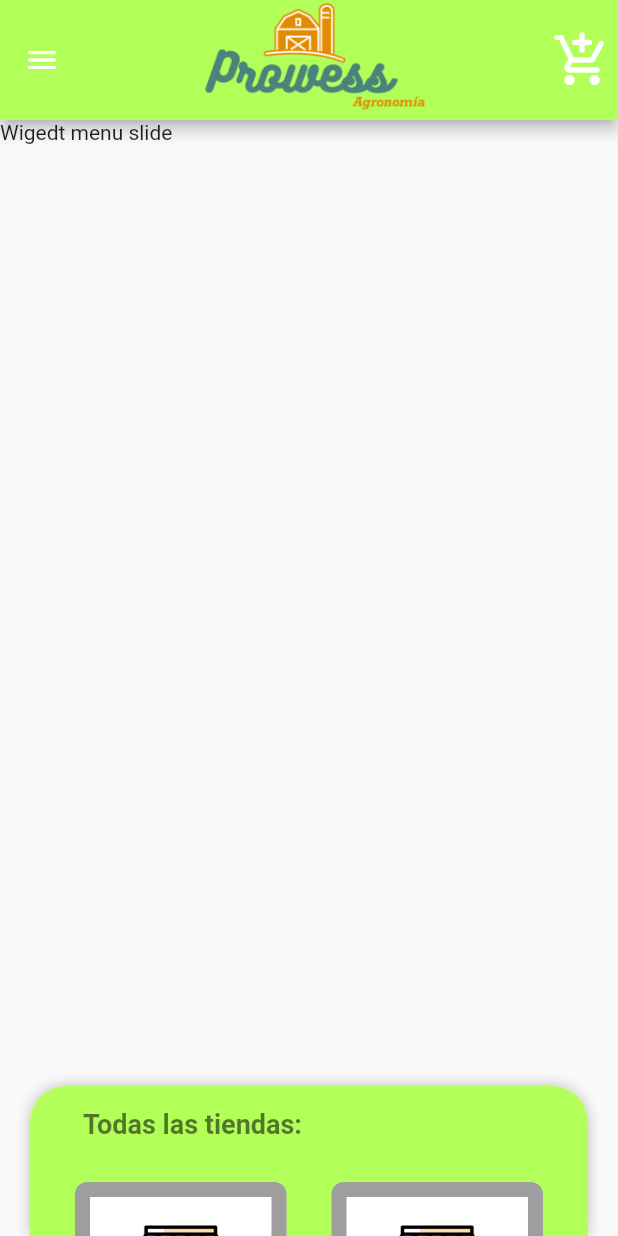
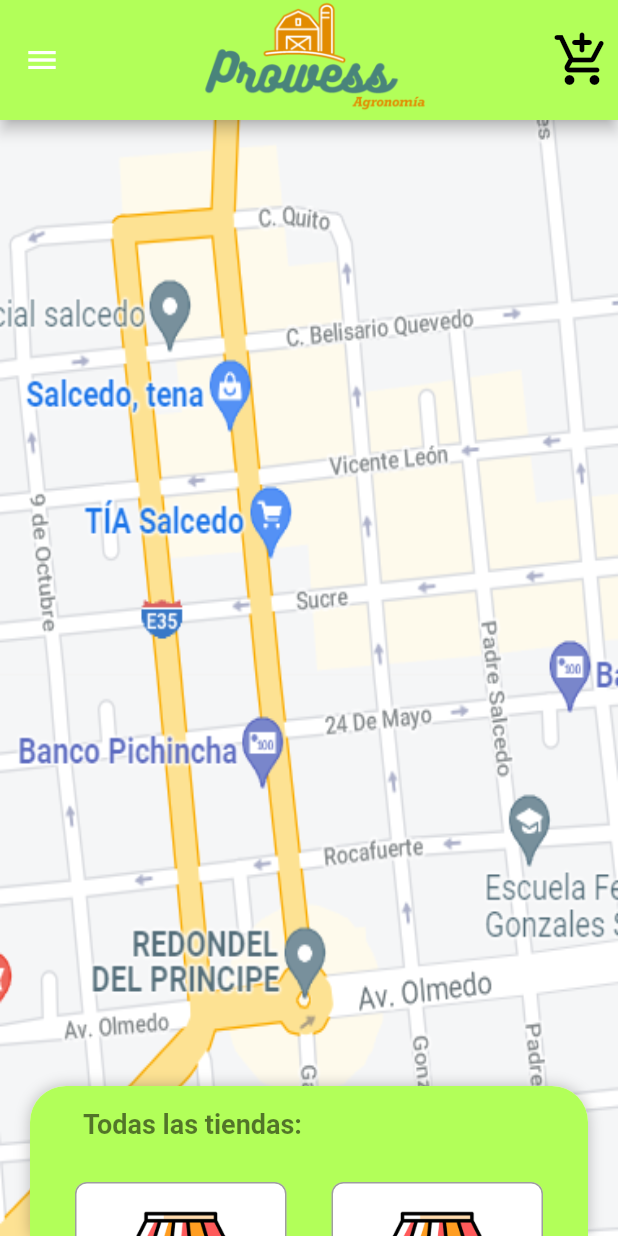
Before and after one commit to ferdeX64/prowessagronomia, a Flutter app: the StorePage screen opened directly, on a phone screen of 412 x 824 dp. Run offline on Flutter 3.47's test engine with Material 2 defaults, Android fonts, the phone set to English and light mode, and no system bars; drawn by our look-alikes of sliding_up_panel; our stand-ins replace accordion.

Commit message:
Page tiendas

```diff
--- a/lib/src/pages/tiendas_page.dart
+++ b/lib/src/pages/tiendas_page.dart
@@ -42,7 +42,7 @@
                 icon: const Icon(Icons.add_shopping_cart_rounded),
                 iconSize: 40.0,
                 tooltip: 'Carrito',
-                color: Colors.white,
+                color: Colors.black,
                 onPressed: () {
                   // Navigator.push(
                   // context,
@@ -55,8 +55,17 @@
 
               margin: const EdgeInsets.symmetric(horizontal: 20.0),
 
-              body:
-            const Text("Wigedt menu slide"),
+              body: Container(
+
+                decoration: const BoxDecoration(
+                  image: DecorationImage(
+                    image: AssetImage(
+                        'assets/images/mapa.png'),
+                    fit: BoxFit.fill,
+                  ),
+
+                ),
+              ),
             panelBuilder:
             (controller)=>PanelWidget(
               controller:controller,
--- a/lib/src/widgets/panel_widget.dart
+++ b/lib/src/widgets/panel_widget.dart
@@ -54,8 +54,8 @@
 
         decoration: BoxDecoration(
           color: Colors.white,
-          border: Border.all(width: 10, color: Colors.black38),
-          borderRadius: const BorderRadius.all(const Radius.circular(8)),
+          border: Border.all(width: 1, color: Colors.black38),
+          borderRadius: const BorderRadius.all(Radius.circular(8)),
         ),
 
     padding: const EdgeInsets.all(16),
@@ -63,7 +63,7 @@
     child: GridTile(
 
       header:Image.asset('assets/images/tienda.jpg', height: 60),
-      child: Center(
+      child: const Center(
 
         ),
         footer:Text(
```
Also changed, not shown: assets/images/mapa.png (added).
